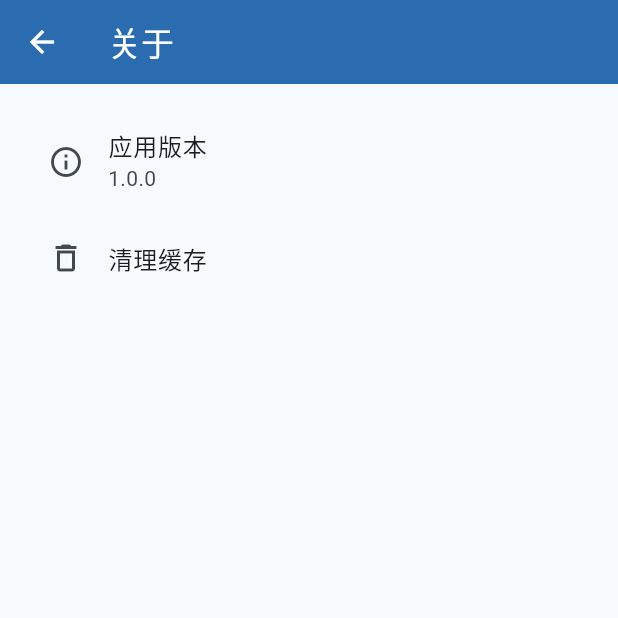
After one commit to Dulpyanghaobo/RiskEyeMobileApp, a Flutter app: the SettingsPage screen opened directly, after a tap on "关于", on a phone screen of 412 x 824 dp, the top half of it. The commit adds this screen. Run offline on Flutter 3.47's test engine with Material 3 defaults, Android fonts, the phone set to English and light mode, and no system bars; our stand-ins replace dio, flutter_image_compress, fluttertoast, image_picker, package_info_plus, shared_preferences; accounts and stored records are empty; Roboto replaces fonts that are missing (SF Pro); statements that could not run were skipped.

Commit message:
feat: add export format and about settings

```diff
--- /dev/null
+++ b/risk_eye_mobile_app/lib/features/settings/about_page.dart
@@ -0,0 +1,53 @@
+import 'package:flutter/material.dart';
+import 'package:package_info_plus/package_info_plus.dart';
+import '../../widgets/app_bar.dart';
+
+class AboutPage extends StatefulWidget {
+  const AboutPage({super.key});
+
+  @override
+  State<AboutPage> createState() => _AboutPageState();
+}
+
+class _AboutPageState extends State<AboutPage> {
+  String _version = '';
+
+  @override
+  void initState() {
+    super.initState();
+    _load();
+  }
+
+  Future<void> _load() async {
+    final info = await PackageInfo.fromPlatform();
+    setState(() {
+      _version = info.version;
+    });
+  }
+
+  @override
+  Widget build(BuildContext context) {
+    return Scaffold(
+      appBar: const RiskAppBar(title: '关于'),
+      body: ListView(
+        padding: const EdgeInsets.all(16),
+        children: [
+          ListTile(
+            leading: const Icon(Icons.info_outline),
+            title: const Text('应用版本'),
+            subtitle: Text(_version),
+          ),
+          ListTile(
+            leading: const Icon(Icons.delete_outline),
+            title: const Text('清理缓存'),
+            onTap: () {
+              // TODO: implement actual cache clearing
+              ScaffoldMessenger.of(context)
+                  .showSnackBar(const SnackBar(content: Text('缓存已清理')));
+            },
+          ),
+        ],
+      ),
+    );
+  }
+}
--- a/risk_eye_mobile_app/lib/features/settings/settings_page.dart
+++ b/risk_eye_mobile_app/lib/features/settings/settings_page.dart
@@ -1,6 +1,9 @@
 import 'package:flutter/material.dart';
 import '../../widgets/app_bar.dart';
 import '../../widgets/cards.dart';
+import '../../state/providers.dart';
+import 'export_format_page.dart';
+import 'about_page.dart';
 
 class SettingsPage extends StatelessWidget {
   const SettingsPage({super.key});
@@ -9,26 +12,45 @@ class SettingsPage extends StatelessWidget {
   Widget build(BuildContext context) {
     return Scaffold(
       appBar: const RiskAppBar(title: '设置'),
-      body: ListView(
+      body: AnimatedBuilder(
+        animation: settingsState,
+        builder: (context, _) {
+          return ListView(
             padding: const EdgeInsets.all(16),
-        children: const [
-          ListItemCard(
+            children: [
+              const ListItemCard(
                 icon: Icons.folder,
                 title: '存储路径',
               ),
               ListItemCard(
                 icon: Icons.picture_as_pdf,
                 title: '导出格式',
+                subtitle: settingsState.exportFormat.label,
+                onTap: () {
+                  Navigator.push(
+                    context,
+                    MaterialPageRoute(
+                        builder: (_) => const ExportFormatPage()),
+                  );
+                },
               ),
-          ListItemCard(
+              const ListItemCard(
                 icon: Icons.lock,
                 title: '本地加密',
               ),
               ListItemCard(
                 icon: Icons.info,
                 title: '关于',
+                onTap: () {
+                  Navigator.push(
+                    context,
+                    MaterialPageRoute(builder: (_) => const AboutPage()),
+                  );
+                },
               ),
             ],
+          );
+        },
       ),
     );
   }
--- a/risk_eye_mobile_app/lib/state/providers.dart
+++ b/risk_eye_mobile_app/lib/state/providers.dart
@@ -1,4 +1,8 @@
 import 'app_state.dart';
+import 'settings_state.dart';
 
 /// Global app state instance (simplified).
 final AppState appState = AppState();
+
+/// Global settings state instance.
+final SettingsState settingsState = SettingsState();
--- a/risk_eye_mobile_app/pubspec.yaml
+++ b/risk_eye_mobile_app/pubspec.yaml
@@ -42,6 +42,7 @@ dependencies:
   intl: ^0.19.0
   fluttertoast: ^8.2.5
   json_annotation: ^4.8.1
+  package_info_plus: ^5.0.1
 
 dev_dependencies:
   flutter_test:
```
Also changed, not shown: risk_eye_mobile_app/lib/features/settings/export_format_page.dart (added, +34 -0 lines), risk_eye_mobile_app/lib/models/export_format.dart (added, +20 -0 lines), risk_eye_mobile_app/lib/state/settings_state.dart (added, +28 -0 lines). Lines whose indentation alone changed are shown as unchanged.
